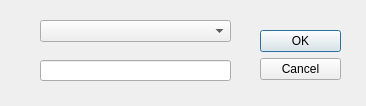
Before: the Qt Designer form searchentry.ui in MartiHui/GSDAM_Ejerciciocpp_GUI, drawn with Qt 5.
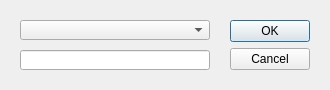
After: the same form once the commit is applied.

```diff
--- a/searchentry.ui
+++ b/searchentry.ui
@@ -6,8 +6,8 @@
    <rect>
     <x>0</x>
     <y>0</y>
-    <width>366</width>
-    <height>106</height>
+    <width>330</width>
+    <height>90</height>
    </rect>
   </property>
   <property name="windowTitle">
@@ -16,10 +16,10 @@
   <widget class="QDialogButtonBox" name="buttonBox">
    <property name="geometry">
     <rect>
-     <x>260</x>
-     <y>30</y>
-     <width>81</width>
-     <height>61</height>
+     <x>230</x>
+     <y>20</y>
+     <width>80</width>
+     <height>60</height>
     </rect>
    </property>
    <property name="orientation">
@@ -32,20 +32,20 @@
   <widget class="QComboBox" name="fieldsCmb">
    <property name="geometry">
     <rect>
-     <x>40</x>
+     <x>20</x>
      <y>20</y>
-     <width>191</width>
-     <height>22</height>
+     <width>190</width>
+     <height>20</height>
     </rect>
    </property>
   </widget>
   <widget class="QLineEdit" name="searchLine">
    <property name="geometry">
     <rect>
-     <x>40</x>
-     <y>60</y>
-     <width>191</width>
-     <height>21</height>
+     <x>20</x>
+     <y>50</y>
+     <width>190</width>
+     <height>20</height>
     </rect>
    </property>
   </widget>
```
Left out of the diff: 2 changed lines with no effect on the pictures.
